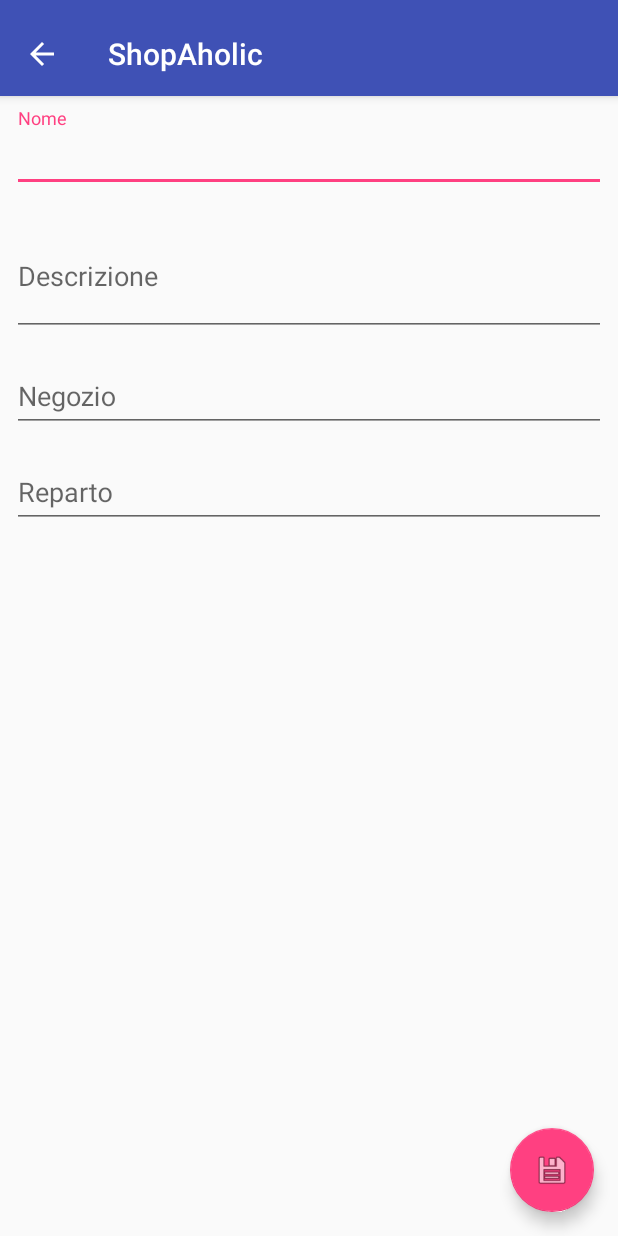
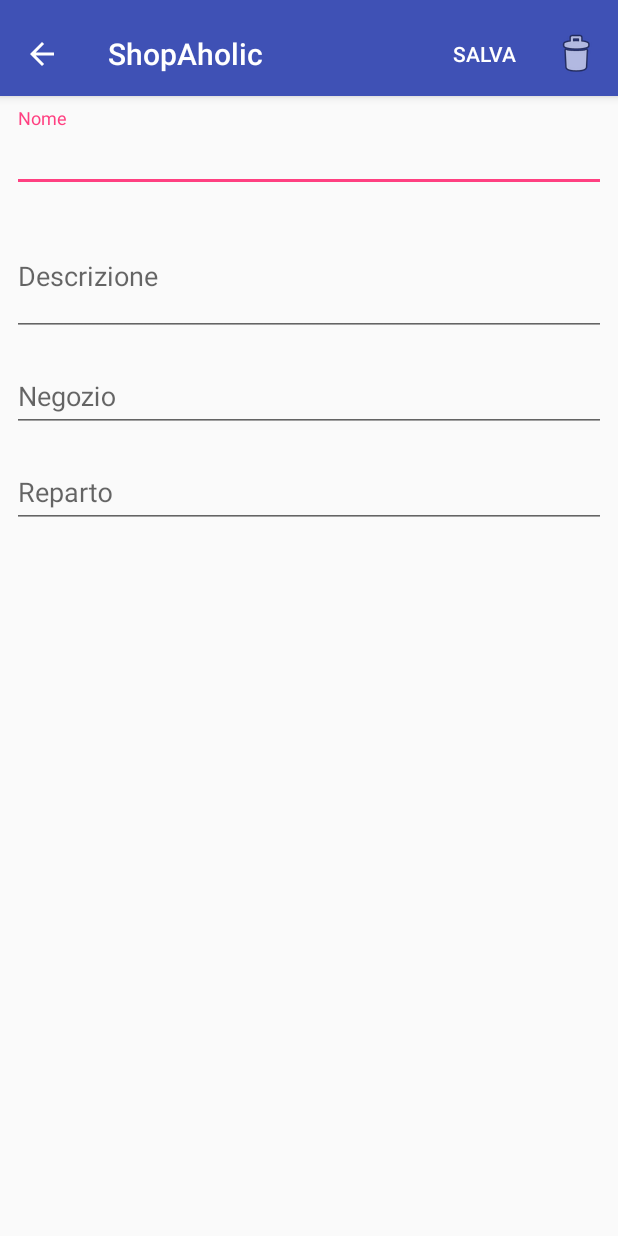
Before and after one commit to mfoschian/ShopAholic, an Android app: the EditItemActivity screen opened directly, with no data from a screen before it, on a phone screen of 412 x 824 dp. Run offline under Robolectric (Android 15) with nearby library versions, the phone set to English and light mode, and no system bars; our stand-ins replace Room's generated code.

Commit message:
deleting items

```diff
--- a/app/src/main/java/it/mfx/shopaholic/database/ShopItemDao.java
+++ b/app/src/main/java/it/mfx/shopaholic/database/ShopItemDao.java
@@ -30,6 +30,9 @@ public interface ShopItemDao {
     @Query("SELECT * FROM shopitems s LEFT JOIN items i ON (i.id = s.item_id) where s.job_id = :job_id order by i.name")
     LiveData<List<ShopItem>> getForJob(String job_id);
 
+    @Query("SELECT COUNT(*) FROM shopitems where item_id = :item_id")
+    int countForItem(String item_id);
+
 
     @Query("SELECT * FROM shopitems s LEFT JOIN items i ON (i.id = s.item_id) where s.item_id LIKE :id")
     ShopItem findByItemId(String id);
--- a/app/src/main/res/layout/activity_edit_item.xml
+++ b/app/src/main/res/layout/activity_edit_item.xml
@@ -111,16 +111,6 @@
 
 
 
-    <android.support.design.widget.FloatingActionButton
-        android:id="@+id/but_item_save"
-        android:layout_width="wrap_content"
-        android:layout_height="wrap_content"
-        android:layout_margin="@dimen/fab_margin"
-        app:backgroundTint="@color/colorAccent"
-        app:layout_constraintBottom_toBottomOf="parent"
-        app:layout_constraintEnd_toEndOf="parent"
-        app:srcCompat="@android:drawable/ic_menu_save" />
-
 
 
 </android.support.constraint.ConstraintLayout>
--- /dev/null
+++ b/app/src/main/res/menu/menu_edit_item.xml
@@ -0,0 +1,17 @@
+<?xml version="1.0" encoding="utf-8"?>
+<menu xmlns:app="http://schemas.android.com/apk/res-auto"
+    xmlns:tools="http://schemas.android.com/tools"
+    xmlns:android="http://schemas.android.com/apk/res/android">
+
+    <item
+        android:id="@+id/item_menu_save"
+        android:title="Salva"
+        app:showAsAction="always"
+        tools:icon="@android:drawable/ic_menu_save"
+        tools:title="@string/save_item_label" />
+    <item
+        android:id="@+id/item_menu_delete"
+        android:icon="@android:drawable/ic_menu_delete"
+        android:title="@string/delete_item_label"
+        app:showAsAction="ifRoom" />
+</menu>
--- a/app/src/main/res/values/strings.xml
+++ b/app/src/main/res/values/strings.xml
@@ -5,4 +5,9 @@
     <string name="title_activity_shop_run">ShopRunActivity</string>
     <string name="share_list">Condividi lista</string>
     <string name="share_mime_type">text/plain</string>
+    <string name="save_item_label">Salva</string>
+    <string name="delete_item_label">Cancella Elemento</string>
+    <string name="confirm_item_del_titile">Attenzione</string>
+    <string name="confirm_item_del_message">Vuoi cancellare questo elemento?</string>
+    <string name="delete_item_error">Mi spiace, non posso cancellare questo elemento. Forse lo hai già usato in qualche spesa.</string>
 </resources>
```
Also changed, not shown: app/src/main/java/it/mfx/shopaholic/ShopApplication.java (+10 -0 lines), app/src/main/java/it/mfx/shopaholic/activities/EditItemActivity.java (+69 -29 lines), app/src/main/java/it/mfx/shopaholic/database/AppDatabase.java (+13 -0 lines), app/src/main/java/it/mfx/shopaholic/viewmodels/ItemFormViewModel.java (+40 -0 lines).
